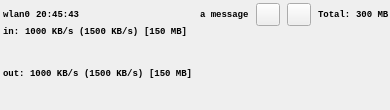
Qt form src/mainwindow.ui (cpina/qnetload) before a commit.
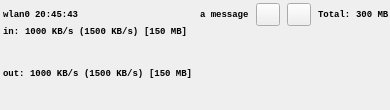
The same form after that commit. Icons and pictures are not drawn. Custom widgets are drawn as their Qt base class.

Commit message: Add icon for the toolbar

Diff of the .ui file:
```diff
--- a/src/mainwindow.ui
+++ b/src/mainwindow.ui
@@ -97,7 +97,7 @@
          </font>
         </property>
         <property name="text">
-         <string> </string>
+         <string/>
         </property>
        </widget>
       </item>
```
Left out of the diff: 8 changed lines with no effect on the pictures. The commit also changes 4 other files.
